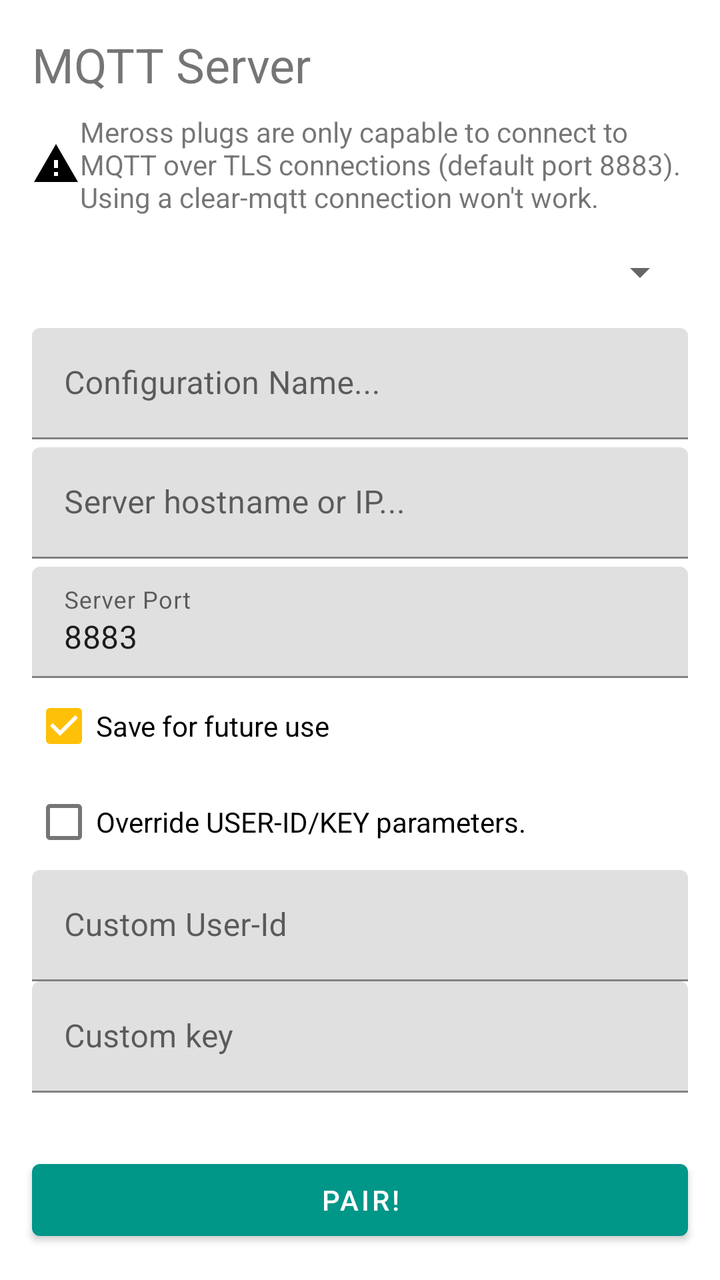
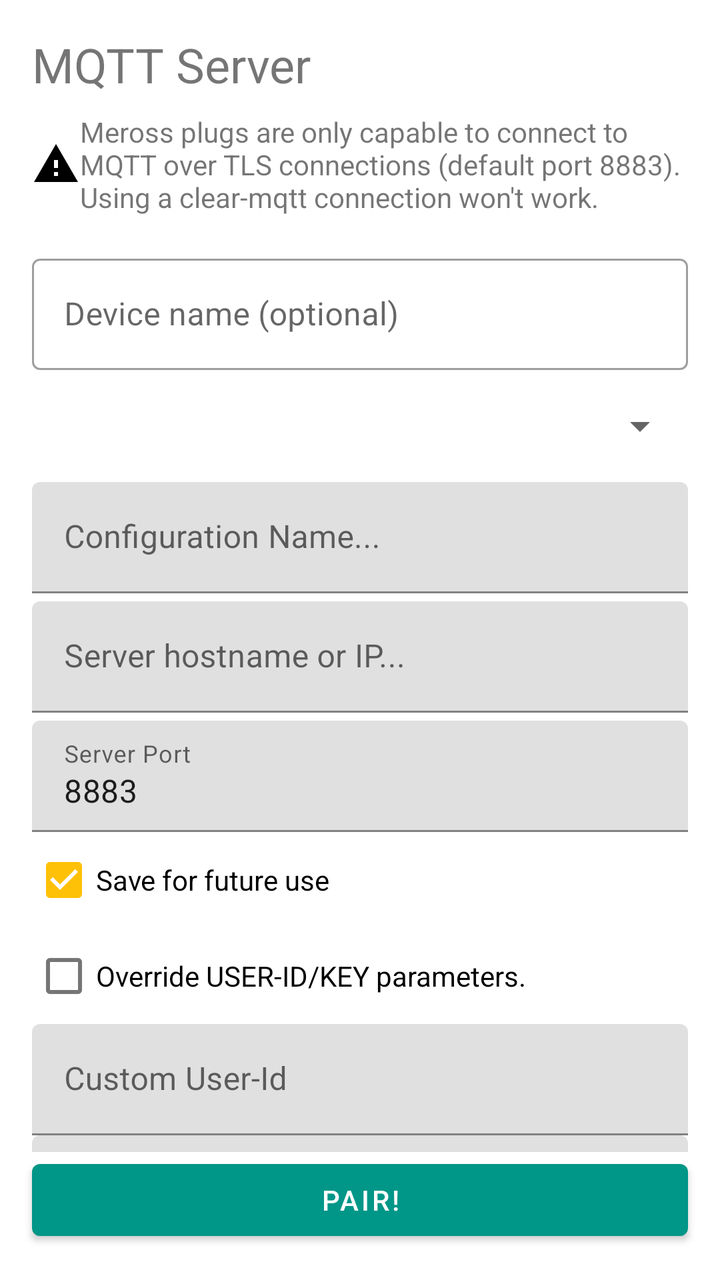

An Android layout rendered at two revisions. The XML below is the earlier revision; the diff shows what the commit changed to produce the second picture.
<!-- AndroidManifest.xml: application theme AppTheme -->
<!-- res/layout/fragment_mqtt_config.xml -->
<?xml version="1.0" encoding="utf-8"?>
<androidx.constraintlayout.widget.ConstraintLayout xmlns:android="http://schemas.android.com/apk/res/android"
    xmlns:app="http://schemas.android.com/apk/res-auto"
    xmlns:tools="http://schemas.android.com/tools"
    android:layout_width="match_parent"
    android:layout_height="match_parent"
    tools:context=".ui.fragments.pair.ConfigureWifiFragment">

    <Button
        android:id="@+id/pairButton"
        android:layout_width="0dp"
        android:layout_height="wrap_content"
        android:layout_marginStart="16dp"
        android:layout_marginLeft="16dp"
        android:layout_marginEnd="16dp"
        android:layout_marginRight="16dp"
        android:layout_marginBottom="16dp"
        android:text="@string/pair_btn"
        app:layout_constraintBottom_toBottomOf="parent"
        app:layout_constraintEnd_toEndOf="parent"
        app:layout_constraintHorizontal_bias="0.498"
        app:layout_constraintStart_toStartOf="parent" />

    <androidx.core.widget.NestedScrollView
        android:id="@+id/mqttConfigScroll"
        android:layout_width="0dp"
        android:layout_height="0dp"
        android:fillViewport="true"
        app:layout_constraintBottom_toTopOf="@+id/pairButton"
        app:layout_constraintEnd_toEndOf="parent"
        app:layout_constraintStart_toStartOf="parent"
        app:layout_constraintTop_toTopOf="parent">

        <androidx.constraintlayout.widget.ConstraintLayout
            android:layout_width="match_parent"
            android:layout_height="wrap_content"
            android:paddingBottom="16dp">

            <TextView
                android:id="@+id/textView19"
                android:layout_width="wrap_content"
                android:layout_height="wrap_content"
                android:layout_marginStart="16dp"
                android:layout_marginLeft="16dp"
                android:layout_marginTop="16dp"
                android:text="@string/mqtt_fragment_title"
                android:textSize="24sp"
                app:layout_constraintStart_toStartOf="parent"
                app:layout_constraintTop_toTopOf="parent" />

            <TextView
                android:id="@+id/textView22"
                android:layout_width="0dp"
                android:layout_height="wrap_content"
                android:layout_marginStart="16dp"
                android:layout_marginLeft="16dp"
                android:layout_marginTop="8dp"
                android:layout_marginEnd="16dp"
                android:layout_marginRight="16dp"
                android:drawableStart="@drawable/ic_warning_black_24dp"
                android:drawableLeft="@drawable/ic_warning_black_24dp"
                android:text="@string/mqtt_config_fragment_text"
                app:layout_constraintEnd_toEndOf="parent"
                app:layout_constraintStart_toStartOf="parent"
                app:layout_constraintTop_toBottomOf="@+id/textView19" />

            <Spinner
                android:id="@+id/mqttConfigurationSpinner"
                android:layout_width="0dp"
                android:layout_height="wrap_content"
                android:layout_marginStart="16dp"
                android:layout_marginLeft="16dp"
                android:layout_marginTop="16dp"
                android:layout_marginEnd="16dp"
                android:layout_marginRight="16dp"
                app:layout_constraintEnd_toEndOf="parent"
                app:layout_constraintStart_toStartOf="parent"
                app:layout_constraintTop_toBottomOf="@+id/textView22" />

            <CheckBox
                android:id="@+id/modifyDefaultCheckbox"
                android:layout_width="wrap_content"
                android:layout_height="wrap_content"
                android:layout_marginStart="16dp"
                android:layout_marginLeft="16dp"
                android:layout_marginTop="8dp"
                android:text="@string/modify_default_broker"
                android:visibility="gone"
                app:layout_constraintStart_toStartOf="parent"
                app:layout_constraintTop_toBottomOf="@+id/mqttConfigurationSpinner" />

            <androidx.constraintlayout.widget.ConstraintLayout
                android:id="@+id/newConfigurationFrame"
                android:layout_width="match_parent"
                android:layout_height="wrap_content"
                android:layout_marginStart="16dp"
                android:layout_marginLeft="16dp"
                android:layout_marginTop="16dp"
                android:layout_marginEnd="16dp"
                android:layout_marginRight="16dp"
                android:visibility="visible"
                app:layout_constraintEnd_toEndOf="parent"
                app:layout_constraintStart_toStartOf="parent"
                app:layout_constraintTop_toBottomOf="@+id/modifyDefaultCheckbox"
                tools:context=".ui.fragments.pair.ConfigureWifiFragment">

                <com.google.android.material.textfield.TextInputLayout
                    android:id="@+id/mqttConfigurationNameEditText"
                    android:layout_width="0dp"
                    android:layout_height="wrap_content"
                    android:ems="10"
                    android:hint="@string/mqtt_conf_name"
                    android:inputType="textPersonName"
                    android:visibility="visible"
                    app:layout_constraintEnd_toEndOf="parent"
                    app:layout_constraintStart_toStartOf="parent"
                    app:layout_constraintTop_toTopOf="parent">

                    <com.google.android.material.textfield.TextInputEditText
                        android:layout_width="match_parent"
                        android:layout_height="wrap_content"
                        android:singleLine="true"
                        android:imeOptions="actionNext"/>
                </com.google.android.material.textfield.TextInputLayout>

                <com.google.android.material.textfield.TextInputLayout
                    android:id="@+id/mqttHostnameEditText"
                    android:layout_width="0dp"
                    android:layout_height="wrap_content"
                    android:layout_marginTop="4dp"
                    android:ems="10"
                    android:hint="@string/mqtt_host_name"
                    android:inputType="textPersonName"
                    android:singleLine="true"
                    android:visibility="visible"
                    app:layout_constraintEnd_toEndOf="parent"
                    app:layout_constraintStart_toStartOf="parent"
                    app:layout_constraintTop_toBottomOf="@+id/mqttConfigurationNameEditText">

                    <com.google.android.material.textfield.TextInputEditText
                        android:layout_width="match_parent"
                        android:layout_height="wrap_content"
                        android:singleLine="true"
                        android:imeOptions="actionNext"/>
                </com.google.android.material.textfield.TextInputLayout>

                <com.google.android.material.textfield.TextInputLayout
                    android:id="@+id/mqttPortEditText"
                    android:layout_width="0dp"
                    android:layout_height="wrap_content"
                    android:layout_marginTop="4dp"
                    android:digits="[0,1,2,3,4,5,6,7,8,9]"
                    android:ems="10"
                    android:hint="@string/mqtt_port"
                    android:inputType="number"
                    android:visibility="visible"
                    app:layout_constraintEnd_toEndOf="parent"
                    app:layout_constraintStart_toStartOf="parent"
                    app:layout_constraintTop_toBottomOf="@+id/mqttHostnameEditText">

                    <com.google.android.material.textfield.TextInputEditText
                        android:layout_width="match_parent"
                        android:layout_height="wrap_content"
                        android:text="8883"
                        android:singleLine="true"
                        android:imeOptions="actionDone"
                        />
                </com.google.android.material.textfield.TextInputLayout>

                <CheckBox
                    android:id="@+id/saveCheckbox"
                    android:layout_width="wrap_content"
                    android:layout_height="wrap_content"
                    android:checked="true"
                    android:text="@string/save_checkbox"
                    android:visibility="visible"
                    app:layout_constraintStart_toStartOf="parent"
                    app:layout_constraintTop_toBottomOf="@+id/mqttPortEditText" />

                <CheckBox
                    android:id="@+id/overrideMqttParams"
                    android:layout_width="wrap_content"
                    android:layout_height="wrap_content"
                    android:checked="false"
                    android:text="@string/mqtt_key_override_message"
                    android:visibility="visible"
                    app:layout_constraintStart_toStartOf="parent"
                    app:layout_constraintTop_toBottomOf="@+id/saveCheckbox" />

                <com.google.android.material.textfield.TextInputLayout
                    android:id="@+id/customMqttUserId"
                    android:layout_width="0dp"
                    android:layout_height="wrap_content"
                    android:ems="10"
                    android:hint="@string/mqtt_custom_user_id"
                    android:inputType="textPersonName"
                    android:visibility="visible"
                    app:layout_constraintEnd_toEndOf="parent"
                    app:layout_constraintStart_toStartOf="parent"
                    app:layout_constraintTop_toBottomOf="@+id/overrideMqttParams">

                    <com.google.android.material.textfield.TextInputEditText
                        android:layout_width="match_parent"
                        android:layout_height="match_parent"
                        android:singleLine="true"
                        android:imeOptions="actionNext"/>
                </com.google.android.material.textfield.TextInputLayout>

                <com.google.android.material.textfield.TextInputLayout
                    android:id="@+id/customMqttKey"
                    android:layout_width="0dp"
                    android:layout_height="wrap_content"
                    android:ems="10"
                    android:hint="@string/mqtt_custom_key"
                    android:inputType="textPersonName"
                    android:visibility="visible"
                    app:layout_constraintEnd_toEndOf="parent"
                    app:layout_constraintStart_toStartOf="parent"
                    app:layout_constraintTop_toBottomOf="@+id/customMqttUserId">

                    <com.google.android.material.textfield.TextInputEditText
                        android:layout_width="match_parent"
                        android:layout_height="wrap_content"
                        android:singleLine="true"
                        android:imeOptions="actionDone"/>
                </com.google.android.material.textfield.TextInputLayout>

            </androidx.constraintlayout.widget.ConstraintLayout>

        </androidx.constraintlayout.widget.ConstraintLayout>

    </androidx.core.widget.NestedScrollView>

</androidx.constraintlayout.widget.ConstraintLayout>
<!-- resources referenced by this layout -->
<resources>
  <!-- drawable ic_warning_black_24dp (drawable) -->
  <vector xmlns:android="http://schemas.android.com/apk/res/android"
          android:width="24dp"
          android:height="24dp"
          android:viewportWidth="24.0"
          android:viewportHeight="24.0">
      <path
          android:fillColor="#FF000000"
          android:pathData="M1,21h22L12,2 1,21zM13,18h-2v-2h2v2zM13,14h-2v-4h2v4z"/>
  </vector>
  <string name="modify_default_broker">Modify</string>
  <string name="mqtt_conf_name">Configuration Name...</string>
  <string name="mqtt_config_fragment_text">Meross plugs are only capable to connect to MQTT over TLS connections (default port 8883). Using a clear-mqtt connection won\'t work.</string>
  <string name="mqtt_custom_key">Custom key</string>
  <string name="mqtt_custom_user_id">Custom User-Id</string>
  <string name="mqtt_fragment_title">MQTT Server</string>
  <string name="mqtt_host_name">Server hostname or IP...</string>
  <string name="mqtt_key_override_message">Override USER-ID/KEY parameters.</string>
  <string name="mqtt_port">Server Port</string>
  <string name="pair_btn">Pair!</string>
  <string name="save_checkbox">Save for future use</string>
  <style name="AppTheme" parent="Theme.MaterialComponents.Light">
          <item name="colorPrimary">@color/colorPrimary</item>
          <item name="colorPrimaryDark">@color/colorPrimaryDark</item>
          <item name="colorPrimaryVariant">@color/colorPrimaryLight</item>
  
          <item name="colorSecondary">@color/colorAccent</item>
          <item name="colorSecondaryVariant">@color/colorSecondaryLight</item>
  
          <item name="windowActionBar">false</item>
          <item name="windowNoTitle">true</item>
      </style>
  <color name="colorPrimary">#009688</color>
  <color name="colorPrimaryDark">#00796B</color>
  <color name="colorPrimaryLight">#B2DFDB</color>
  <color name="colorAccent">#FFC107</color>
  <color name="colorSecondaryLight">#757575</color>
</resources>

<!-- the commit's change to res/layout/fragment_mqtt_config.xml (unified diff, before → after) -->
@@ -64,6 +64,28 @@
                 app:layout_constraintStart_toStartOf="parent"
                 app:layout_constraintTop_toBottomOf="@+id/textView19" />
 
+            <com.google.android.material.textfield.TextInputLayout
+                android:id="@+id/deviceNameInputLayout"
+                style="@style/Widget.MaterialComponents.TextInputLayout.OutlinedBox"
+                android:layout_width="0dp"
+                android:layout_height="wrap_content"
+                android:layout_marginStart="16dp"
+                android:layout_marginLeft="16dp"
+                android:layout_marginTop="16dp"
+                android:layout_marginEnd="16dp"
+                android:layout_marginRight="16dp"
+                android:hint="Device name (optional)"
+                app:layout_constraintEnd_toEndOf="parent"
+                app:layout_constraintStart_toStartOf="parent"
+                app:layout_constraintTop_toBottomOf="@+id/textView22">
+
+                <com.google.android.material.textfield.TextInputEditText
+                    android:layout_width="match_parent"
+                    android:layout_height="wrap_content"
+                    android:imeOptions="actionNext"
+                    android:singleLine="true" />
+            </com.google.android.material.textfield.TextInputLayout>
+
             <Spinner
                 android:id="@+id/mqttConfigurationSpinner"
                 android:layout_width="0dp"
@@ -75,7 +97,7 @@
                 android:layout_marginRight="16dp"
                 app:layout_constraintEnd_toEndOf="parent"
                 app:layout_constraintStart_toStartOf="parent"
-                app:layout_constraintTop_toBottomOf="@+id/textView22" />
+                app:layout_constraintTop_toBottomOf="@+id/deviceNameInputLayout" />
 
             <CheckBox
                 android:id="@+id/modifyDefaultCheckbox"
